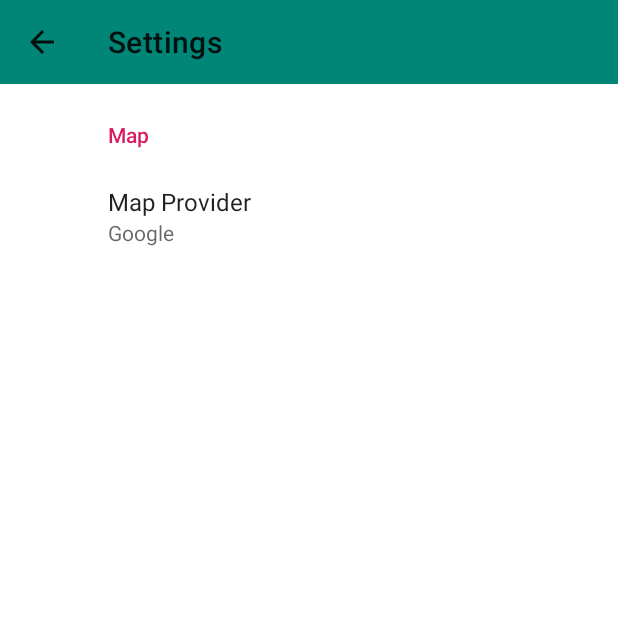
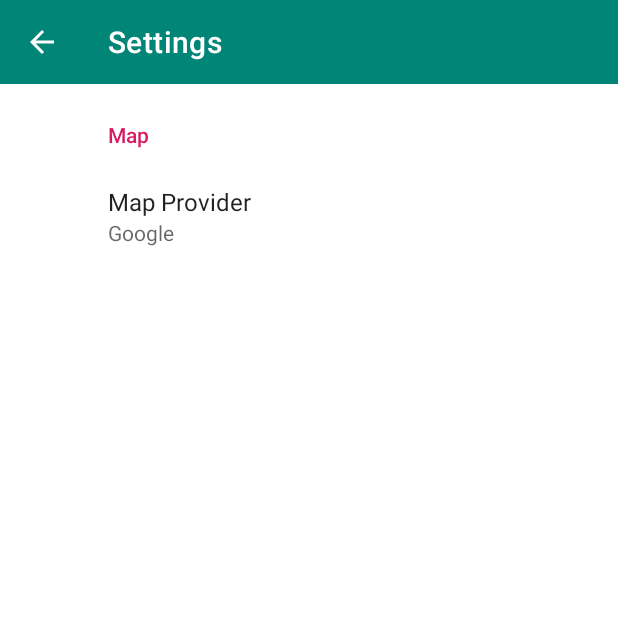
Before and after one commit to AlexZhukovich/ImBarista-App, an Android app: the CoffeesFragment screen opened directly, with no data from a screen before it, in the options menu, after a tap on "Settings", on a phone screen of 412 x 824 dp, the top half of it. Run offline under Robolectric (Android 15) with nearby library versions, the phone set to English and light mode, and no system bars; our stand-ins replace androidx.preference.

Commit message:
Updated toolbars and added iconTint to search menu item

```diff
--- a/app/src/main/res/layout/activity_home.xml
+++ b/app/src/main/res/layout/activity_home.xml
@@ -12,8 +12,9 @@
             android:layout_width="0dp"
             android:layout_height="wrap_content"
             android:background="?attr/colorPrimary"
-            android:theme="?attr/actionBarTheme"
             android:minHeight="?attr/actionBarSize"
+            android:theme="@style/ThemeOverlay.AppCompat.Dark.ActionBar"
+            app:popupTheme="@style/ThemeOverlay.AppCompat.Light"
             app:layout_constraintEnd_toEndOf="parent"
             app:layout_constraintTop_toTopOf="parent"
             app:layout_constraintStart_toStartOf="parent"/>
--- a/app/src/main/res/layout/settings_activity.xml
+++ b/app/src/main/res/layout/settings_activity.xml
@@ -9,8 +9,9 @@
             android:layout_width="0dp"
             android:layout_height="wrap_content"
             android:background="?attr/colorPrimary"
-            android:theme="?attr/actionBarTheme"
             android:minHeight="?attr/actionBarSize"
+            android:theme="@style/ThemeOverlay.AppCompat.Dark.ActionBar"
+            app:popupTheme="@style/ThemeOverlay.AppCompat.Light"
             app:layout_constraintEnd_toEndOf="parent"
             app:layout_constraintTop_toTopOf="parent"
             app:layout_constraintStart_toStartOf="parent"/>
--- a/app/src/main/res/menu/coffees_menu.xml
+++ b/app/src/main/res/menu/coffees_menu.xml
@@ -5,6 +5,7 @@
     <item android:id="@+id/search_action"
           android:title="@string/search_action"
           android:icon="@drawable/ic_search_black_24dp"
+          app:iconTint="@android:color/white"
           app:showAsAction="collapseActionView|always"
           app:actionViewClass="androidx.appcompat.widget.SearchView" />
 
```
